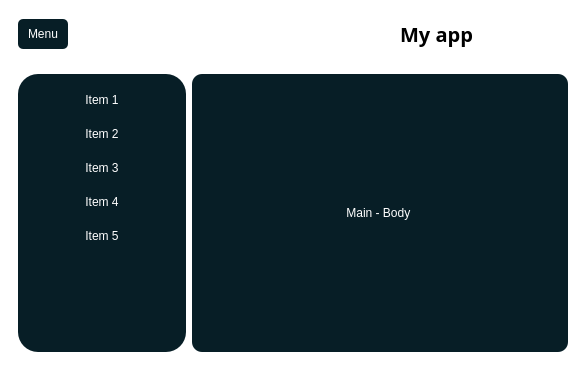
Paurakh977/PyQT, file landing and others/ok.ui: the form before one commit.
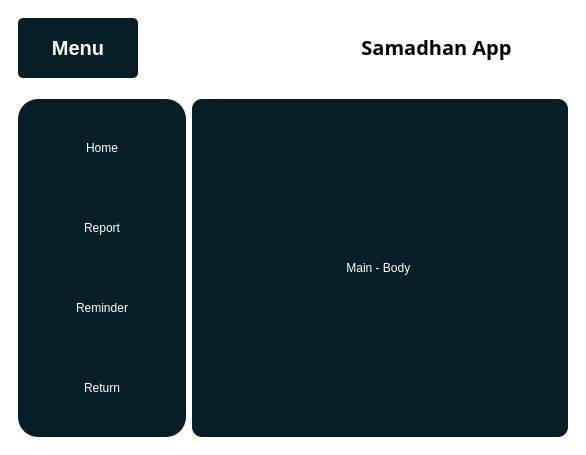
The form after the commit. Icons and pictures are not drawn.

The edit to the form file:
```diff
--- a/landing and others/ok.ui
+++ b/landing and others/ok.ui
@@ -7,7 +7,7 @@
     <x>0</x>
     <y>0</y>
     <width>586</width>
-    <height>370</height>
+    <height>455</height>
    </rect>
   </property>
   <property name="windowTitle">
@@ -52,7 +52,7 @@
       <property name="minimumSize">
        <size>
         <width>0</width>
-        <height>50</height>
+        <height>70</height>
        </size>
       </property>
       <property name="frameShape">
@@ -83,12 +83,12 @@
           <enum>QFrame::Raised</enum>
          </property>
          <layout class="QHBoxLayout" name="horizontalLayout_3">
-          <item>
+          <item alignment="Qt::AlignTop">
            <widget class="QPushButton" name="pushButton">
             <property name="minimumSize">
              <size>
-              <width>0</width>
-              <height>30</height>
+              <width>120</width>
+              <height>60</height>
              </size>
             </property>
             <property name="maximumSize">
@@ -97,6 +97,15 @@
               <height>30</height>
              </size>
             </property>
+            <property name="styleSheet">
+             <string notr="true">
+                font-family: 'Istok Web';
+                font-weight: 700;
+                font-size: 20px;
+         
+
+            </string>
+            </property>
             <property name="text">
              <string>Menu</string>
             </property>
@@ -140,7 +149,7 @@
              <string notr="true">color: black;</string>
             </property>
             <property name="text">
-             <string>My app</string>
+             <string>Samadhan App</string>
             </property>
             <property name="alignment">
              <set>Qt::AlignCenter</set>
@@ -170,8 +179,14 @@
       <layout class="QHBoxLayout" name="horizontalLayout">
        <item>
         <widget class="QWidget" name="side_menu" native="true">
+         <property name="minimumSize">
+          <size>
+           <width>0</width>
+           <height>0</height>
+          </size>
+         </property>
          <layout class="QVBoxLayout" name="verticalLayout_2">
-          <item alignment="Qt::AlignTop">
+          <item>
            <widget class="QFrame" name="frame_4">
             <property name="minimumSize">
              <size>
@@ -207,61 +222,143 @@
              <property name="bottomMargin">
               <number>0</number>
              </property>
-             <item>
+             <item alignment="Qt::AlignTop">
               <widget class="QPushButton" name="pushButton_2">
+               <property name="minimumSize">
+                <size>
+                 <width>0</width>
+                 <height>80</height>
+                </size>
+               </property>
                <property name="styleSheet">
                 <string notr="true"/>
                </property>
                <property name="text">
-                <string>Item 1</string>
+                <string>Home</string>
                </property>
                <property name="icon">
                 <iconset resource="icons.qrc">
-                 <normaloff>:/icons/New folder/airplay.svg</normaloff>:/icons/New folder/airplay.svg</iconset>
+                 <normaloff>:/icons/icons_folder/home.svg</normaloff>:/icons/icons_folder/home.svg</iconset>
+               </property>
+               <property name="iconSize">
+                <size>
+                 <width>20</width>
+                 <height>20</height>
+                </size>
                </property>
               </widget>
              </item>
-             <item>
+             <item alignment="Qt::AlignTop">
               <widget class="QPushButton" name="pushButton_3">
-               <property name="text">
-                <string>Item 2</string>
+               <property name="minimumSize">
+                <size>
+                 <width>0</width>
+                 <height>80</height>
+                </size>
                </property>
-               <property name="icon">
-                <iconset resource="icons.qrc">
-                 <normaloff>:/icons/New folder/award.svg</normaloff>:/icons/New folder/award.svg</iconset>
+               <property name="styleSheet">
+                <string notr="true">QPushButton {
+                font-family: 'Istok Web';
+                font-weight: 700;
+                font-size: 20px;
+
+
+            }
+            QPushButton:hover {
+background-color:rgb(5, 171, 232	);	
+            }
+        &quot;&quot;</string>
                </property>
-              </widget>
-             </item>
-             <item>
-              <widget class="QPushButton" name="pushButton_4">
                <property name="text">
-                <string>Item 3</string>
+                <string>Report</string>
                </property>
                <property name="icon">
                 <iconset resource="icons.qrc">
                  <normaloff>:/icons/New folder/coffee.svg</normaloff>:/icons/New folder/coffee.svg</iconset>
                </property>
+               <property name="iconSize">
+                <size>
+                 <width>20</width>
+                 <height>20</height>
+                </size>
+               </property>
               </widget>
              </item>
-             <item>
+             <item alignment="Qt::AlignTop">
               <widget class="QPushButton" name="pushButton_5">
+               <property name="sizePolicy">
+                <sizepolicy hsizetype="Ignored" vsizetype="Fixed">
+                 <horstretch>0</horstretch>
+                 <verstretch>0</verstretch>
+                </sizepolicy>
+               </property>
+               <property name="minimumSize">
+                <size>
+                 <width>20</width>
+                 <height>80</height>
+                </size>
+               </property>
+               <property name="styleSheet">
+                <string notr="true">QPushButton {
+                font-family: 'Istok Web';
+                font-weight: 700;
+                font-size: 20px;
+         
+
+            }
+            QPushButton:hover {
+background-color:rgb(5, 171, 232	);	
+            }
+        &quot;&quot;</string>
+               </property>
                <property name="text">
-                <string>Item 4</string>
+                <string>Reminder</string>
                </property>
                <property name="icon">
                 <iconset resource="icons.qrc">
-                 <normaloff>:/icons/New folder/music.svg</normaloff>:/icons/New folder/music.svg</iconset>
+                 <normaloff>:/icons/icons_folder/calendar.svg</normaloff>:/icons/icons_folder/calendar.svg</iconset>
+               </property>
+               <property name="iconSize">
+                <size>
+                 <width>20</width>
+                 <height>20</height>
+                </size>
                </property>
               </widget>
              </item>
-             <item>
+             <item alignment="Qt::AlignTop">
               <widget class="QPushButton" name="pushButton_6">
+               <property name="minimumSize">
+                <size>
+                 <width>0</width>
+                 <height>80</height>
+                </size>
+               </property>
+               <property name="styleSheet">
+                <string notr="true">QPushButton {
+                font-family: 'Istok Web';
+                font-weight: 700;
+                font-size: 20px;
+         
+
+            }
+            QPushButton:hover {
+background-color:rgb(5, 171, 232	);	
+            }
+        &quot;&quot;</string>
+               </property>
                <property name="text">
-                <string>Item 5</string>
+                <string>Return</string>
                </property>
                <property name="icon">
                 <iconset resource="icons.qrc">
-                 <normaloff>:/icons/New folder/wifi.svg</normaloff>:/icons/New folder/wifi.svg</iconset>
+                 <normaloff>:/icons/icons_folder/arrow-left.svg</normaloff>:/icons/icons_folder/arrow-left.svg</iconset>
+               </property>
+               <property name="iconSize">
+                <size>
+                 <width>20</width>
+                 <height>20</height>
+                </size>
                </property>
               </widget>
              </item>
```
Left out of the diff: 16 changed lines with no effect on the pictures.
